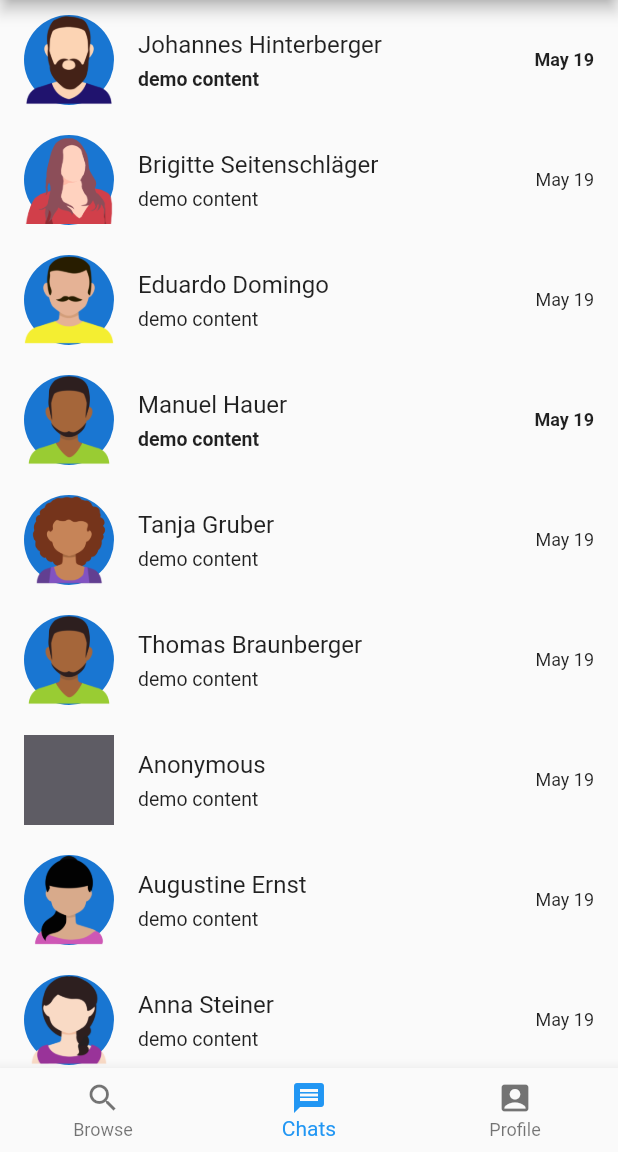
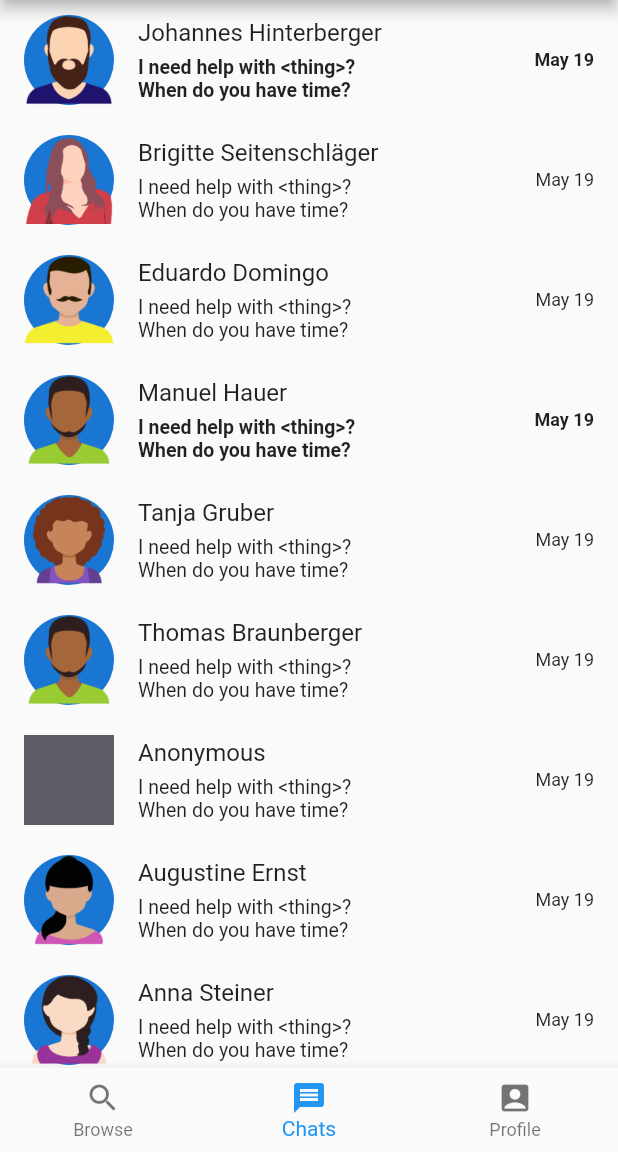
Before and after one commit to matwoess/helpout, a Flutter app: the screen it shows after launch, item 2 of the bottom bar chosen, on a phone screen of 412 x 824 dp, the part 84-1236 px from its top. Run offline on Flutter 3.47's test engine with Material 2 defaults, Android fonts, the phone set to English and light mode, and no system bars; our stand-ins replace geolocator; accounts and stored records are empty.

Commit message:
read chats when entering chat item

```diff
--- a/lib/misc/demodata.dart
+++ b/lib/misc/demodata.dart
@@ -164,15 +164,15 @@ class DemoData {
 
   static List<Chat> getUserChats() {
     return [
-      Chat(0, 'joe.hinter', 'my_username', false, Message.empty()),
-      Chat(1, 'my_username', 'briggite.s', true, Message.empty()),
-      Chat(2, 'eddom', 'my_username', true, Message.empty()),
-      Chat(3, 'my_username', 'm.hauer', false, Message.empty()),
-      Chat(4, 'tanja.gruber', 'my_username', true, Message.empty()),
-      Chat(5, 'my_username', 'tbb', true, Message.empty()),
-      Chat(6, 'usr123', 'my_username', true, Message.empty()),
-      Chat(7, 'my_username', 'augernst', true, Message.empty()),
-      Chat(443, 'anna96', 'my_username', true, Message.empty()),
+      Chat(0, 'joe.hinter', 'my_username', false),
+      Chat(1, 'my_username', 'briggite.s', true),
+      Chat(2, 'eddom', 'my_username', true),
+      Chat(3, 'my_username', 'm.hauer', false),
+      Chat(4, 'tanja.gruber', 'my_username', true),
+      Chat(5, 'my_username', 'tbb', true),
+      Chat(6, 'usr123', 'my_username', true),
+      Chat(7, 'my_username', 'augernst', true),
+      Chat(443, 'anna96', 'my_username', true),
     ];
   }
 
--- a/lib/model/chat.dart
+++ b/lib/model/chat.dart
@@ -1,3 +1,4 @@
+import 'package:helpout/misc/demodata.dart';
 import 'package:helpout/model/appstate.dart';
 import 'package:helpout/model/message.dart';
 
@@ -6,10 +7,11 @@ class Chat {
   final String username1;
   final String username2;
   bool isRead;
-  Message lastMessage;
+  Message get lastMessage {
+    return DemoData.getChatHistory(this).last;
+  }
 
-  Chat(this.chatId, this.username1, this.username2, this.isRead,
-      this.lastMessage);
+  Chat(this.chatId, this.username1, this.username2, this.isRead);
 
   String get otherUsername {
     String myUsername = AppState.getInstance().accountData.username;
--- a/lib/model/message.dart
+++ b/lib/model/message.dart
@@ -20,12 +20,4 @@ class Message {
     this.content = content;
     this.timeStamp = DateTime.now().millisecondsSinceEpoch;
   }
-
-  Message.empty() {
-    this.msgId = 0;
-    this.username = '';
-    this.chatId = 0;
-    this.content = 'demo content';
-    this.timeStamp = DateTime.now().millisecondsSinceEpoch;
-  }
 }
--- a/lib/pages/chats.dart
+++ b/lib/pages/chats.dart
@@ -36,6 +36,12 @@ class _ChatsPageState extends State<ChatsPage> {
       return;
     }
     User other = DemoData.userByUsername(chat.otherUsername);
+    if (other == null) {
+      return;
+    }
+    AppState.getInstance().chatUser = null;
+    chat.isRead = true;
+    setState(() {});
     Navigator.push(context, MaterialPageRoute(builder: (context) {
       return MessagesPage(chat, other);
     }));
@@ -76,6 +82,8 @@ class _ChatItemState extends State<ChatItem> {
   Widget build(BuildContext context) {
     return GestureDetector(
       onTap: () {
+        widget.chat.isRead = true;
+        setState(() {});
         Navigator.push(context, MaterialPageRoute(builder: (context) {
           return MessagesPage(widget.chat, withUser);
         }));
```
